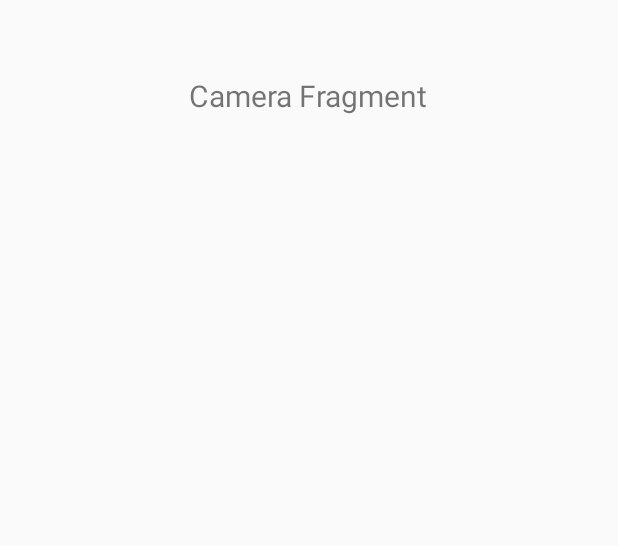
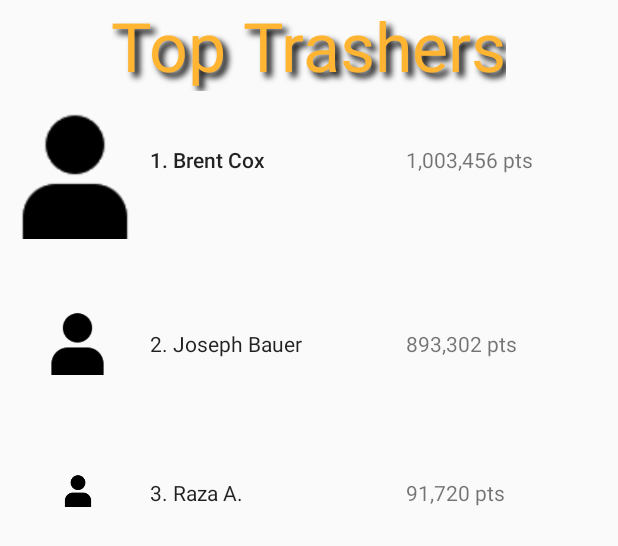
Before and after one commit to Bac122/clashOfTrash, an Android app: the layout fragment_camera.xml on its own in the app's theme, with its tools: preview values and no code run, on a phone screen of 412 x 824 dp. Shown: the top 546 px of the screen. Run offline under Robolectric (Android 15) with nearby library versions, the phone set to English and light mode, and no system bars.

Commit message:
Updated Icons V1

```diff
--- a/app/src/main/java/tabian/com/instagramclone2/Home/HomeActivity.java
+++ b/app/src/main/java/tabian/com/instagramclone2/Home/HomeActivity.java
@@ -126,7 +126,7 @@ public class HomeActivity extends AppCompatActivity implements
      */
     private void setupViewPager(){
         SectionsPagerAdapter adapter = new SectionsPagerAdapter(getSupportFragmentManager());
-        adapter.addFragment(new CameraFragment()); //index 0
+        adapter.addFragment(new LeaderBoardFragment()); //index 0
         adapter.addFragment(new HomeFragment()); //index 1
         adapter.addFragment(new MessagesFragment()); //index 2
         mViewPager.setAdapter(adapter);
@@ -134,9 +134,9 @@ public class HomeActivity extends AppCompatActivity implements
         TabLayout tabLayout = (TabLayout) findViewById(R.id.tabs);
         tabLayout.setupWithViewPager(mViewPager);
 
-        tabLayout.getTabAt(0).setIcon(R.drawable.ic_camera);
-        tabLayout.getTabAt(1).setIcon(R.drawable.ic_instagram_black);
-        tabLayout.getTabAt(2).setIcon(R.drawable.ic_arrow);
+        tabLayout.getTabAt(0).setIcon(R.drawable.ic_global);
+        tabLayout.getTabAt(1).setIcon(R.drawable.ic_trash);
+        tabLayout.getTabAt(2).setIcon(R.drawable.ic_paper);
     }
 
     /**
--- a/app/src/main/java/tabian/com/instagramclone2/Home/CameraFragment.java
+++ b/app/src/main/java/tabian/com/instagramclone2/Home/LeaderBoardFragment.java
@@ -7,14 +7,16 @@ import android.view.LayoutInflater;
 import android.view.View;
 import android.view.ViewGroup;
 
+import java.util.ArrayList;
+
 import tabian.com.instagramclone2.R;
 
 /**
  * Created by User on 5/28/2017.
  */
 
-public class CameraFragment extends Fragment {
-    private static final String TAG = "CameraFragment";
+public class LeaderBoardFragment extends Fragment {
+    private static final String TAG = "LeaderBoard Fragment";
 
     @Nullable
     @Override
@@ -23,4 +25,13 @@ public class CameraFragment extends Fragment {
 
         return view;
     }
+
+    private static ArrayList<String>[] Leaderboard = new ArrayList[2];
+
+
+
+
+    public static void displayLeaderBoard(ArrayList<String> LeaderBoard){
+
+    }
 }
--- a/app/src/main/java/tabian/com/instagramclone2/models/UserAccountSettings.java
+++ b/app/src/main/java/tabian/com/instagramclone2/models/UserAccountSettings.java
@@ -18,11 +18,11 @@ public class UserAccountSettings implements Parcelable{
     private String username;
     private String website;
     private String user_id;
-    private int points;
+    private int totalPoints;
 
     public UserAccountSettings(String description, String display_name, long followers,
                                long following, long posts, String profile_photo, String username,
-                               String website, String user_id, int points) {
+                               String website, String user_id, int totalPoints) {
         this.description = description;
         this.display_name = display_name;
         this.followers = followers;
@@ -32,7 +32,7 @@ public class UserAccountSettings implements Parcelable{
         this.username = username;
         this.website = website;
         this.user_id = user_id;
-        this.points = points;
+        this.totalPoints = totalPoints;
     }
 
     public UserAccountSettings() {
@@ -49,7 +49,7 @@ public class UserAccountSettings implements Parcelable{
         username = in.readString();
         website = in.readString();
         user_id = in.readString();
-        points = in.readInt();
+        totalPoints = in.readInt();
     }
 
     public static final Creator<UserAccountSettings> CREATOR = new Creator<UserAccountSettings>() {
@@ -136,7 +136,7 @@ public class UserAccountSettings implements Parcelable{
         this.website = website;
     }
 
-    public int getPoints(){return points;}
+    public int getTotalPoints(){return totalPoints;}
 
     @Override
     public String toString() {
@@ -149,7 +149,7 @@ public class UserAccountSettings implements Parcelable{
                 ", profile_photo='" + profile_photo + '\'' +
                 ", username='" + username + '\'' +
                 ", website='" + website + '\'' +
-                ", points='" + points + '\'' +
+                ", totalPoints='" + totalPoints + '\'' +
                 '}';
     }
 
@@ -169,6 +169,6 @@ public class UserAccountSettings implements Parcelable{
         dest.writeString(username);
         dest.writeString(website);
         dest.writeString(user_id);
-        dest.writeInt(points);
+        dest.writeInt(totalPoints);
     }
 }
--- a/app/src/main/res/layout/fragment_camera.xml
+++ b/app/src/main/res/layout/fragment_camera.xml
@@ -1,14 +1,113 @@
 <?xml version="1.0" encoding="utf-8"?>
 <RelativeLayout xmlns:android="http://schemas.android.com/apk/res/android"
-              android:layout_width="match_parent"
+    xmlns:app="http://schemas.android.com/apk/res-auto"
+    android:layout_width="match_parent"
               android:layout_height="match_parent">
 
+    <ImageView
+        android:id="@+id/imageView2"
+        android:layout_width="50dp"
+        android:layout_height="50dp"
+        android:layout_alignEnd="@+id/imageView"
+        android:layout_below="@+id/imageView"
+        android:layout_marginEnd="23dp"
+        android:layout_marginTop="40dp"
+        app:srcCompat="@drawable/person_icon" />
+
+    <ImageView
+        android:id="@+id/imageView3"
+        android:layout_width="25dp"
+        android:layout_height="25dp"
+        android:layout_alignEnd="@+id/imageView2"
+        android:layout_below="@+id/imageView2"
+        android:layout_marginEnd="12dp"
+        android:layout_marginTop="62dp"
+        app:srcCompat="@drawable/person_icon" />
+
     <TextView
+        android:id="@+id/textView"
         android:layout_width="wrap_content"
         android:layout_height="wrap_content"
-        android:text="Camera Fragment"
+        android:layout_alignParentTop="true"
         android:layout_centerHorizontal="true"
-        android:layout_marginTop="50dp"
-        android:textSize="20sp"/>
+        android:text="Top Trashers"
+        android:textAppearance="@style/TextAppearance.AppCompat.Display2"
+        android:textColor="@color/colorPrimary"
+        android:shadowDx="5"
+        android:shadowDy="5"
+        android:shadowRadius="5"
+        android:shadowColor="@color/colorPrimaryDark"/>
+
+    <TextView
+        android:id="@+id/textView2"
+        android:layout_width="wrap_content"
+        android:layout_height="wrap_content"
+        android:layout_below="@+id/textView"
+        android:layout_marginTop="36dp"
+        android:layout_toEndOf="@+id/imageView2"
+        android:text="1. Brent Cox"
+        android:textAppearance="@style/TextAppearance.AppCompat.Body2" />
+
+    <TextView
+        android:id="@+id/textView3"
+        android:layout_width="wrap_content"
+        android:layout_height="wrap_content"
+        android:layout_alignBottom="@+id/imageView2"
+        android:layout_marginBottom="12dp"
+        android:layout_toEndOf="@+id/imageView2"
+        android:text="2. Joseph Bauer"
+        android:textAppearance="@style/TextAppearance.AppCompat.Body1" />
+
+    <TextView
+        android:id="@+id/textView4"
+        android:layout_width="wrap_content"
+        android:layout_height="wrap_content"
+        android:layout_alignBottom="@+id/imageView3"
+        android:layout_toEndOf="@+id/imageView2"
+        android:text="3. Raza A."
+        android:textAppearance="@style/TextAppearance.AppCompat.Body1" />
+
+    <TextView
+        android:id="@+id/editText"
+        android:layout_width="120dp"
+        android:layout_height="wrap_content"
+        android:layout_alignBaseline="@+id/textView2"
+        android:layout_alignBottom="@+id/textView2"
+        android:layout_alignParentEnd="true"
+        android:layout_marginEnd="21dp"
+        android:ems="10"
+        android:inputType="number"
+        android:text="1,003,456 pts" />
+
+    <TextView
+        android:id="@+id/editText2"
+        android:layout_width="120dp"
+        android:layout_height="wrap_content"
+        android:layout_alignBaseline="@+id/textView3"
+        android:layout_alignBottom="@+id/textView3"
+        android:layout_alignStart="@+id/editText"
+        android:ems="10"
+        android:inputType="number"
+        android:text="893,302 pts" />
+
+    <TextView
+        android:id="@+id/editText3"
+        android:layout_width="120dp"
+        android:layout_height="wrap_content"
+        android:layout_alignBaseline="@+id/textView4"
+        android:layout_alignBottom="@+id/textView4"
+        android:layout_alignStart="@+id/editText2"
+        android:ems="10"
+        android:inputType="number"
+        android:text="91,720 pts" />
+
+    <ImageView
+        android:id="@+id/imageView"
+        android:layout_width="100dp"
+        android:layout_height="100dp"
+        android:layout_alignParentStart="true"
+        android:layout_below="@+id/textView"
+        app:srcCompat="@drawable/person_icon" />
+
 
 </RelativeLayout>
--- a/app/src/main/res/layout/layout_mainfeed_listitem.xml
+++ b/app/src/main/res/layout/layout_mainfeed_listitem.xml
@@ -43,7 +43,7 @@
                 <ImageView
                     android:layout_width="30dp"
                     android:layout_height="30dp"
-                    android:src="@drawable/ic_ellipses"
+                    android:src="@drawable/ic_gear"
                     android:layout_centerVertical="true"
                     android:layout_alignParentRight="true"
                     android:layout_marginRight="20dp"
@@ -77,7 +77,7 @@
                         android:id="@+id/image_heart_red"
                         android:layout_centerInParent="true"
                         android:layout_marginLeft="20dp"
-                        android:src="@drawable/ic_heart_red"
+                        android:src="@drawable/ic_heart"
                         android:visibility="invisible"/>
 
                     <ImageView
--- a/app/src/main/res/layout/layout_view_post.xml
+++ b/app/src/main/res/layout/layout_view_post.xml
@@ -45,7 +45,7 @@
                 <ImageView
                     android:layout_width="30dp"
                     android:layout_height="30dp"
-                    android:src="@drawable/ic_ellipses"
+                    android:src="@drawable/ic_gear"
                     android:layout_centerVertical="true"
                     android:layout_alignParentRight="true"
                     android:layout_marginRight="20dp"
@@ -79,7 +79,7 @@
                         android:id="@+id/image_heart_red"
                         android:layout_centerInParent="true"
                         android:layout_marginLeft="20dp"
-                        android:src="@drawable/ic_heart_red"
+                        android:src="@drawable/ic_heart"
                         android:visibility="invisible"/>
 
                     <ImageView
--- a/app/src/main/res/layout/snippet_top_profilebar.xml
+++ b/app/src/main/res/layout/snippet_top_profilebar.xml
@@ -33,7 +33,7 @@
                     android:layout_marginEnd="20dp"
                     android:layout_centerVertical="true"
                     android:id="@+id/profileMenu"
-                    android:src="@drawable/ic_ellipses"/>
+                    android:src="@drawable/ic_gear"/>
 
             </RelativeLayout>
 
--- a/app/src/main/res/layout/snippet_top_prolfilebar.xml
+++ b/app/src/main/res/layout/snippet_top_prolfilebar.xml
@@ -33,7 +33,7 @@
                     android:layout_marginEnd="20dp"
                     android:layout_centerVertical="true"
                     android:id="@+id/profileMenu"
-                    android:src="@drawable/ic_ellipses"/>
+                    android:src="@drawable/ic_gear"/>
 
             </RelativeLayout>
 
```
Also changed, not shown: app/src/main/res/drawable-mdpi/ic_gear.png (added), app/src/main/res/drawable-mdpi/ic_global.png (added), app/src/main/res/drawable-mdpi/ic_heart.png (added), app/src/main/res/drawable-mdpi/ic_paper.png (added), app/src/main/res/drawable-mdpi/ic_trash.png (added).
